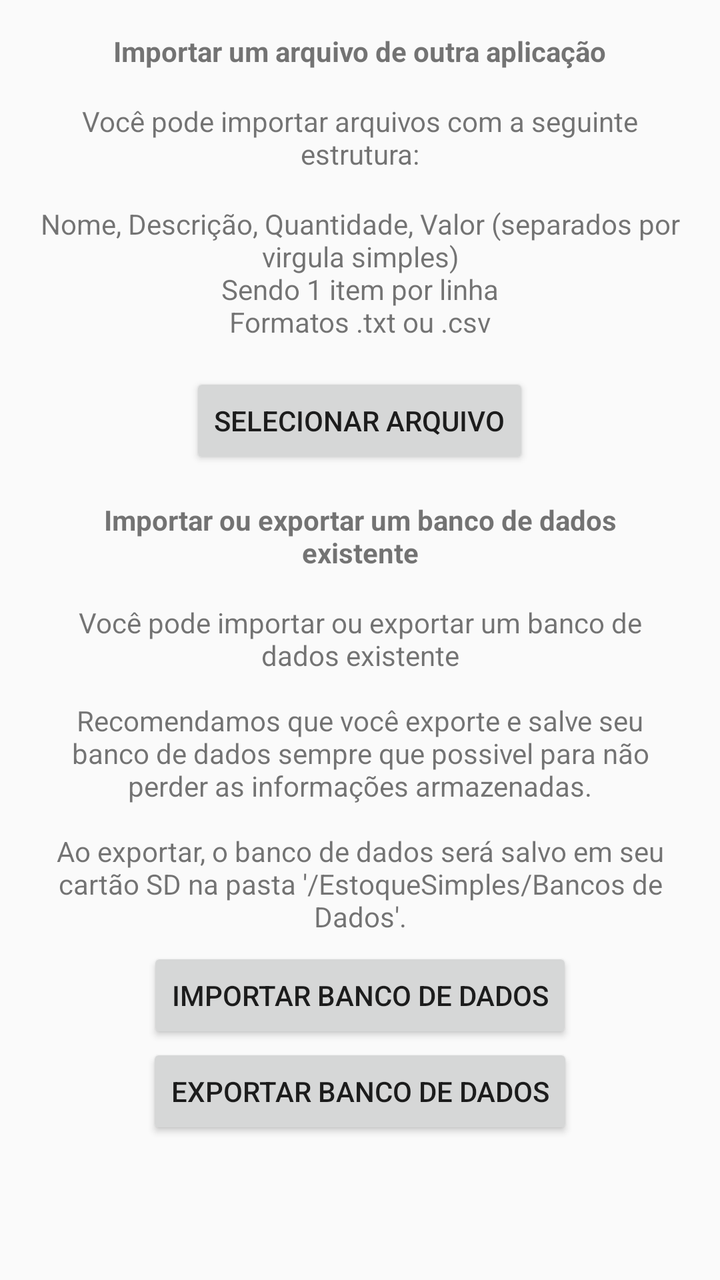
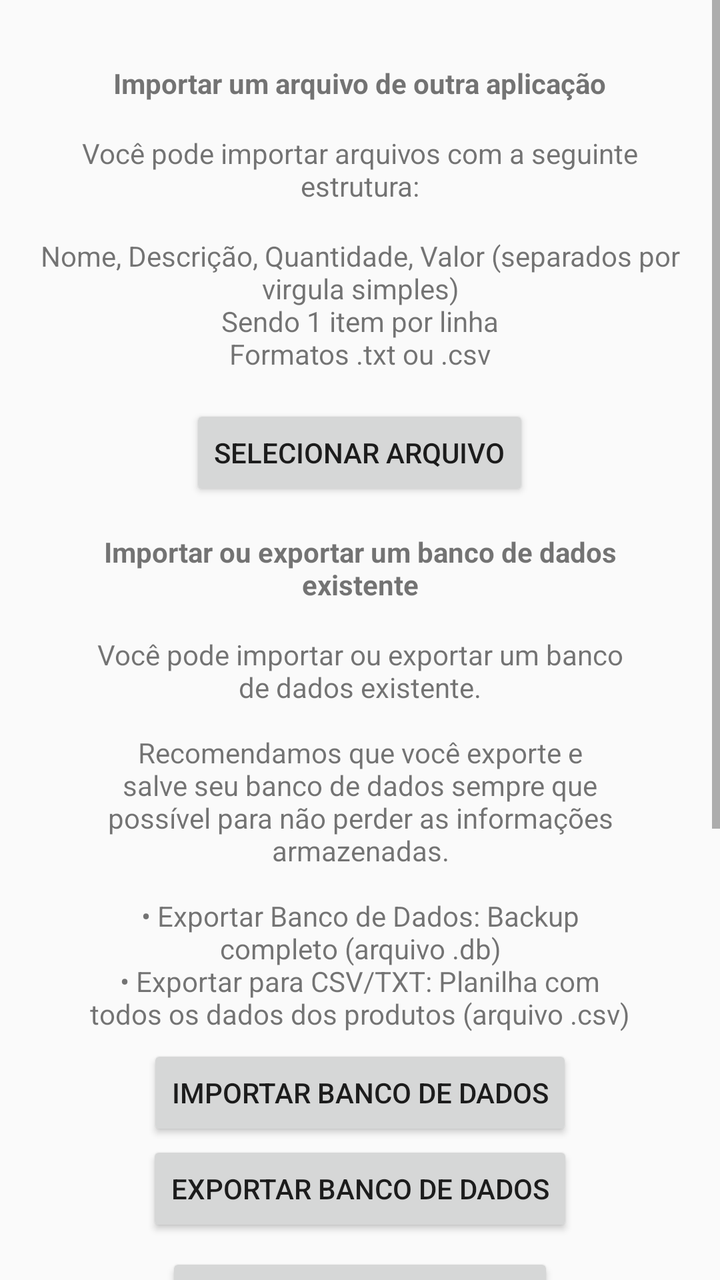

Two renders of the same Android screen: before a commit and after it. Below are the layout's source before the change and the commit's diff.
<!-- AndroidManifest.xml: application theme CustomActionBarTheme -->
<!-- res/layout/activity_import.xml -->
<?xml version="1.0" encoding="utf-8"?>
<ScrollView xmlns:android="http://schemas.android.com/apk/res/android"
    xmlns:tools="http://schemas.android.com/tools"
    android:layout_width="match_parent"
    android:layout_height="match_parent"
    tools:context="br.com.gameloop.estoquesimples.ImportActivity">

    <RelativeLayout
        android:layout_width="match_parent"
        android:layout_height="match_parent" >

        <TextView
            android:layout_width="wrap_content"
            android:layout_height="wrap_content"
            android:textAppearance="?android:attr/textAppearanceSmall"
            android:text="Importar um arquivo de outra aplicação"
            android:id="@+id/importFileTitle"
            android:layout_centerHorizontal="true"
            android:layout_marginTop="16dp"
            android:layout_marginRight="16dp"
            android:layout_marginLeft="16dp"
            android:textStyle="bold" />

        <TextView
            android:layout_width="wrap_content"
            android:layout_height="wrap_content"
            android:textAppearance="?android:attr/textAppearanceSmall"
            android:text="Você pode importar arquivos com a seguinte estrutura:"
            android:id="@+id/importDesc1"
            android:gravity="center_horizontal"
            android:textAlignment="center"
            android:layout_centerHorizontal="true"
            android:layout_below="@+id/importFileTitle"
            android:layout_marginLeft="16dp"
            android:layout_marginTop="16dp"
            android:layout_marginRight="16dp" />

        <TextView
            android:layout_width="wrap_content"
            android:layout_height="wrap_content"
            android:textAppearance="?android:attr/textAppearanceSmall"
            android:text="Nome, Descrição, Quantidade, Valor (separados por virgula simples)\nSendo 1 item por linha\nFormatos .txt ou .csv"
            android:id="@+id/importDesc2"
            android:layout_below="@+id/importDesc1"
            android:layout_centerHorizontal="true"
            android:gravity="center_horizontal"
            android:layout_marginTop="16dp" />

        <Button
            android:layout_width="wrap_content"
            android:layout_height="wrap_content"
            android:text="Selecionar Arquivo"
            android:id="@+id/buttonImport"
            android:layout_below="@+id/importDesc2"
            android:layout_centerHorizontal="true"
            android:onClick="importFile"
            android:layout_marginTop="16dp" />

        <TextView
            android:layout_width="wrap_content"
            android:layout_height="wrap_content"
            android:textAppearance="?android:attr/textAppearanceSmall"
            android:id="@+id/importStatus"
            android:layout_below="@+id/buttonImport"
            android:layout_centerHorizontal="true"
            android:textStyle="bold"
            android:layout_margin="16dp"
            android:gravity="center_horizontal" />

        <TextView
            android:layout_width="wrap_content"
            android:layout_height="wrap_content"
            android:textAppearance="?android:attr/textAppearanceSmall"
            android:text="Importar ou exportar um banco de dados existente"
            android:id="@+id/importExportTitle"
            android:layout_below="@+id/buttonImport"
            android:layout_centerHorizontal="true"
            android:layout_marginTop="16dp"
            android:textStyle="bold"
            android:layout_marginRight="26dp"
            android:layout_marginLeft="26dp"
            android:gravity="center"
            android:textAlignment="center" />

        <TextView
            android:layout_width="wrap_content"
            android:layout_height="wrap_content"
            android:textAppearance="?android:attr/textAppearanceSmall"
            android:text="Você pode importar ou exportar um banco de dados existente\n\nRecomendamos que você exporte e salve seu banco de dados sempre que possivel para não perder as informações armazenadas.\n\nAo exportar, o banco de dados será salvo em seu cartão SD na pasta &apos;/EstoqueSimples/Bancos de Dados&apos;."
            android:id="@+id/importExportDesc"
            android:layout_below="@+id/importExportTitle"
            android:layout_centerHorizontal="true"
            android:gravity="center_horizontal"
            android:layout_marginLeft="26dp"
            android:layout_marginRight="26dp"
            android:layout_marginTop="16dp" />

        <Button
            android:layout_width="wrap_content"
            android:layout_height="wrap_content"
            android:text="Importar Banco de Dados"
            android:id="@+id/buttonImportDB"
            android:layout_below="@+id/importExportDesc"
            android:layout_centerHorizontal="true"
            android:onClick="importDBFile"
            android:layout_marginTop="6dp" />

        <Button
            android:layout_width="wrap_content"
            android:layout_height="wrap_content"
            android:text="Exportar Banco de Dados"
            android:id="@+id/buttonExportDB"
            android:layout_below="@+id/buttonImportDB"
            android:layout_centerHorizontal="true"
            android:onClick="exportDBFile"
            android:layout_marginBottom="16dp" />

    </RelativeLayout>

</ScrollView>
<!-- resources referenced by this layout -->
<resources>
  <style name="CustomActionBarTheme" parent="@style/Theme.AppCompat.Light.DarkActionBar">
          <item name="android:actionBarStyle">@style/MyActionBar</item>
          <item name="actionBarStyle">@style/MyActionBar</item>
          <item name="colorPrimary">@color/colorPrimary</item>
          <item name="colorPrimaryDark">@color/colorPrimaryDark</item>
          <item name="colorAccent">@color/colorAccent</item>
      </style>
  <style name="MyActionBar" parent="@style/Widget.AppCompat.Light.ActionBar.Solid.Inverse">
          <item name="android:background">@color/colorActionBar</item>
          <item name="background">@color/colorActionBar</item>
      </style>
  <color name="colorPrimary">#3F51B5</color>
  <color name="colorPrimaryDark">#303F9F</color>
  <color name="colorAccent">#225aa9</color>
  <color name="colorActionBar">#ff1c679d</color>
</resources>

<!-- the commit's change to res/layout/activity_import.xml (unified diff, before → after) -->
@@ -3,11 +3,16 @@
     xmlns:tools="http://schemas.android.com/tools"
     android:layout_width="match_parent"
     android:layout_height="match_parent"
+    android:fitsSystemWindows="true"
     tools:context="br.com.gameloop.estoquesimples.ImportActivity">
 
     <RelativeLayout
         android:layout_width="match_parent"
-        android:layout_height="match_parent" >
+        android:layout_height="match_parent"
+        android:paddingLeft="@dimen/activity_horizontal_margin"
+        android:paddingRight="@dimen/activity_horizontal_margin"
+        android:paddingTop="@dimen/activity_vertical_margin"
+        android:paddingBottom="@dimen/activity_vertical_margin" >
 
         <TextView
             android:layout_width="wrap_content"
@@ -86,7 +91,7 @@
             android:layout_width="wrap_content"
             android:layout_height="wrap_content"
             android:textAppearance="?android:attr/textAppearanceSmall"
-            android:text="Você pode importar ou exportar um banco de dados existente\n\nRecomendamos que você exporte e salve seu banco de dados sempre que possivel para não perder as informações armazenadas.\n\nAo exportar, o banco de dados será salvo em seu cartão SD na pasta &apos;/EstoqueSimples/Bancos de Dados&apos;."
+            android:text="Você pode importar ou exportar um banco de dados existente.\n\nRecomendamos que você exporte e salve seu banco de dados sempre que possível para não perder as informações armazenadas.\n\n• Exportar Banco de Dados: Backup completo (arquivo .db)\n• Exportar para CSV/TXT: Planilha com todos os dados dos produtos (arquivo .csv)"
             android:id="@+id/importExportDesc"
             android:layout_below="@+id/importExportTitle"
             android:layout_centerHorizontal="true"
@@ -113,7 +118,36 @@
             android:layout_below="@+id/buttonImportDB"
             android:layout_centerHorizontal="true"
             android:onClick="exportDBFile"
+            android:layout_marginBottom="8dp" />
+
+        <Button
+            android:layout_width="wrap_content"
+            android:layout_height="wrap_content"
+            android:text="Exportar para CSV/TXT"
+            android:id="@+id/buttonExportCSV"
+            android:layout_below="@+id/buttonExportDB"
+            android:layout_centerHorizontal="true"
+            android:onClick="exportCSVFile"
             android:layout_marginBottom="16dp" />
+
+        
+        <FrameLayout
+            android:id="@+id/mrecContainer"
+            android:layout_width="wrap_content"
+            android:layout_height="wrap_content"
+            android:layout_below="@+id/buttonExportCSV"
+            android:layout_centerHorizontal="true"
+            android:visibility="visible">
+
+            <com.appodeal.ads.MrecView
+                android:id="@+id/appodealMrecView"
+                android:layout_width="300dp"
+                android:layout_height="250dp"
+                android:layout_gravity="center"
+                android:layout_marginTop="16dp"
+                android:layout_marginBottom="16dp" />
+
+        </FrameLayout>
 
     </RelativeLayout>
 
<!-- resource entries referenced after the edit -->
@@ -1,11 +1,14 @@
 <!-- resources referenced by this layout -->
 <resources>
+  <dimen name="activity_horizontal_margin">16dp</dimen>
+  <dimen name="activity_vertical_margin">16dp</dimen>
   <style name="CustomActionBarTheme" parent="@style/Theme.AppCompat.Light.DarkActionBar">
           <item name="android:actionBarStyle">@style/MyActionBar</item>
           <item name="actionBarStyle">@style/MyActionBar</item>
           <item name="colorPrimary">@color/colorPrimary</item>
           <item name="colorPrimaryDark">@color/colorPrimaryDark</item>
           <item name="colorAccent">@color/colorAccent</item>
+          <item name="android:windowLightStatusBar">true</item>
       </style>
   <style name="MyActionBar" parent="@style/Widget.AppCompat.Light.ActionBar.Solid.Inverse">
           <item name="android:background">@color/colorActionBar</item>
